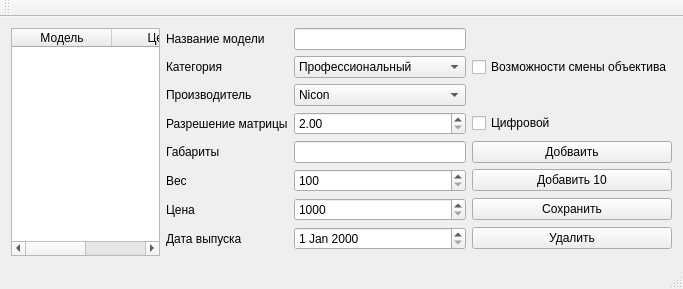
Old version of the form QtLab2/Camera_Catalogy.ui in the repository SolomkaDev/QtLab3.
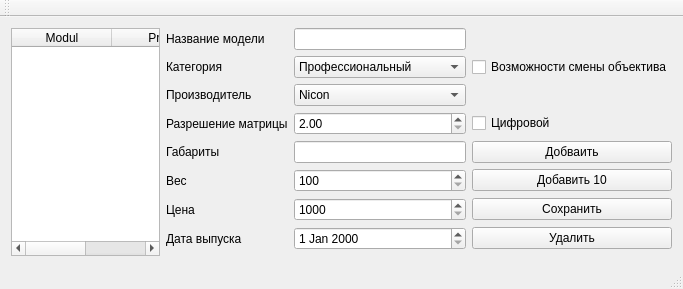
New version of the form.

Diff of the .ui file:
```diff
--- a/QtLab2/Camera_Catalogy.ui
+++ b/QtLab2/Camera_Catalogy.ui
@@ -23,12 +23,12 @@
          <widget class="QTableWidget" name="tableWidget">
           <column>
            <property name="text">
-            <string>Модель</string>
+            <string>Modul</string>
            </property>
           </column>
           <column>
            <property name="text">
-            <string>Цена</string>
+            <string>Price</string>
            </property>
           </column>
          </widget>
```
